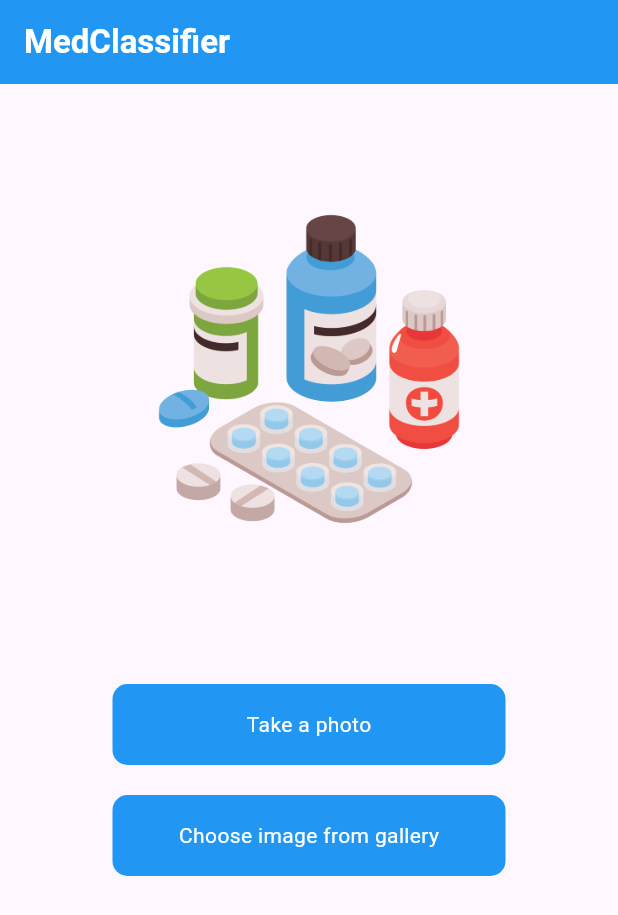
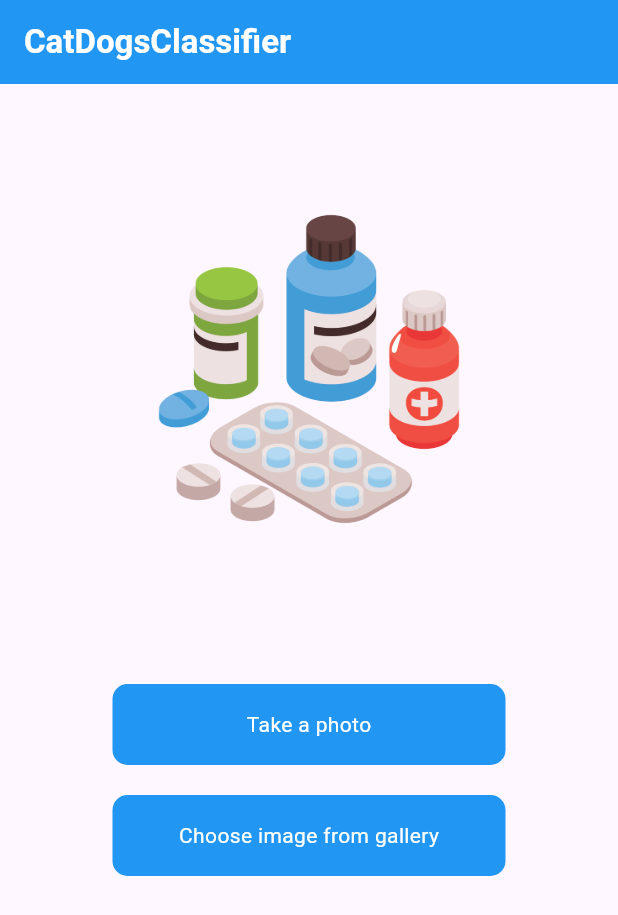
Before and after one commit to KanishaLiyanage/cats-and-dogs-classification-flutter, a Flutter app: the screen it shows after launch, on a phone screen of 412 x 824 dp. Shown: the top 915 px of the screen. Run offline on Flutter 3.47's test engine with Material 2 defaults, Android fonts, the phone set to English and light mode, and no system bars; our stand-ins replace image_picker; missing offline and left inert: tflite.

Commit message:
commit properties changes

```diff
--- a/lib/main.dart
+++ b/lib/main.dart
@@ -12,7 +12,7 @@ class MyApp extends StatelessWidget {
   Widget build(BuildContext context) {
     return MaterialApp(
       debugShowCheckedModeBanner: false,
-      title: 'Medicine Classifier',
+      title: 'Cats & Dogs Classifier',
       theme: ThemeData(
         colorScheme: ColorScheme.fromSeed(
           seedColor: Colors.deepPurple,
--- a/lib/screens/home.dart
+++ b/lib/screens/home.dart
@@ -82,7 +82,7 @@ class _HomeScreenState extends State<HomeScreen> {
     return Scaffold(
       appBar: AppBar(
         title: Text(
-          "MedClassifier",
+          "CatDogsClassifier",
           style: TextStyle(
             color: Colors.white,
             fontWeight: FontWeight.bold,
--- a/pubspec.yaml
+++ b/pubspec.yaml
@@ -1,4 +1,4 @@
-name: medicine_classification_app
+name: cats_and_dogs_classification_app
 description: A new Flutter project.
 # The following line prevents the package from being accidentally published to
 # pub.dev using `flutter pub publish`. This is preferred for private packages.
```
Also changed, not shown: 2 other files.
